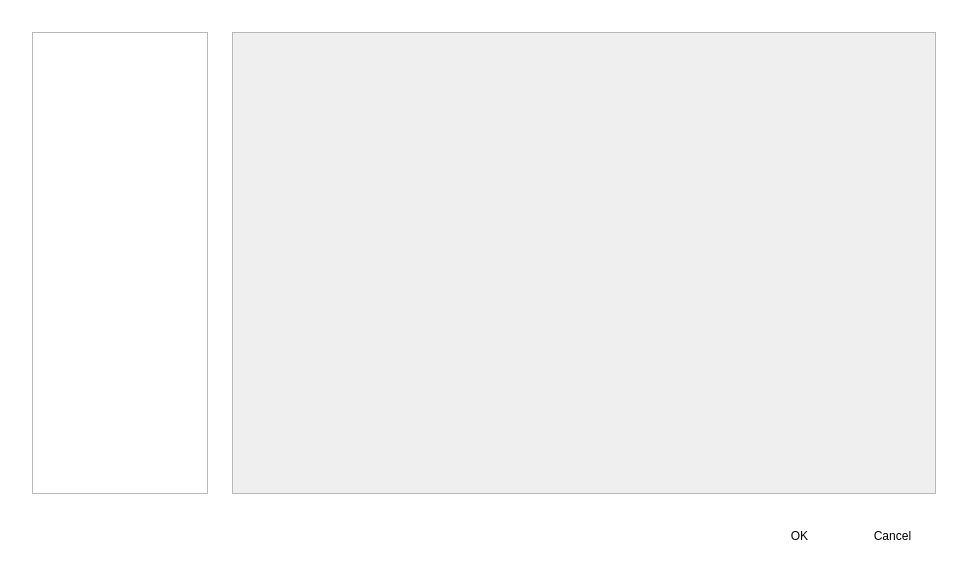
Qt form gui/elements/env_dialog/env_dialog.ui (mohammedsalah-ai/RLGUI) before a commit.
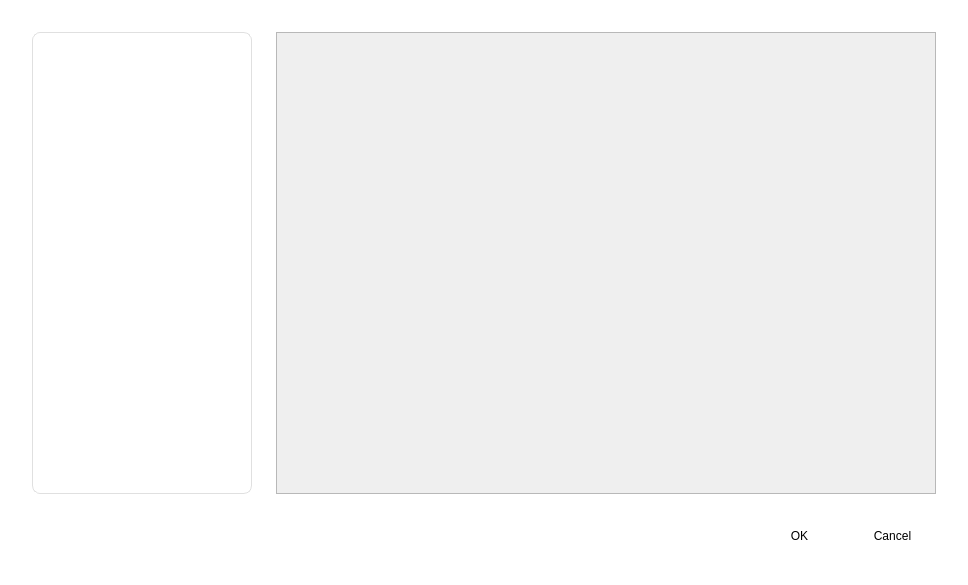
The same form after that commit.

Commit message: update: env JSON schemam list view styling and env icons

```diff
--- a/gui/elements/env_dialog/env_dialog.ui
+++ b/gui/elements/env_dialog/env_dialog.ui
@@ -44,12 +44,77 @@
     <number>24</number>
    </property>
    <item row="0" column="0">
-    <layout class="QHBoxLayout" name="horizontalLayout" stretch="1,4">
+    <layout class="QHBoxLayout" name="horizontalLayout" stretch="1,3">
      <property name="spacing">
       <number>24</number>
      </property>
      <item>
-      <widget class="QListView" name="envSelectionListView"/>
+      <widget class="QListView" name="envSelectionListView">
+       <property name="styleSheet">
+        <string notr="true">QListView {
+    background-color: #ffffff;
+    border: 1px solid #e0e0e0;
+    border-radius: 8px;
+    padding: 0;
+    font-size: 14px;
+    color: #555555;
+    outline: 0;
+    alternate-background-color: #ffffff; /* Disable alternate colors */
+}
+
+QListView::item {
+    background-color: #ffffff;
+    border: none;
+    border-bottom: 1px solid #e8e8e8; /* Gray separator between items */
+    padding: 12px 15px;
+    margin: 0;
+    height: 30px;
+}
+
+QListView::item:hover {
+    background-color: #f8f8f8;
+    color: #333333;
+}
+
+QListView::item:selected {
+    background-color: #f0f0f0;
+    color: #222222;
+    border-bottom: 1px solid #e0e0e0;
+}
+
+QListView::item:selected:active {
+    background-color: #e8e8e8;
+}
+
+/* Remove the dotted focus rectangle */
+QListView::item:focus {
+    outline: none;
+}
+
+/* Custom scrollbar to match the style */
+QScrollBar:vertical {
+    border: none;
+    background: #ffffff;
+    width: 10px;
+    margin: 0;
+}
+
+QScrollBar::handle:vertical {
+    background: #d0d0d0;
+    min-height: 30px;
+    border-radius: 5px;
+}
+
+QScrollBar::add-line:vertical, QScrollBar::sub-line:vertical {
+    height: 0;
+    background: none;
+}
+
+QScrollBar::add-page:vertical, QScrollBar::sub-page:vertical {
+    background: none;
+}</string>
+       </property>
+      </widget>
      </item>
      <item>
       <widget class="QScrollArea" name="envDescriptionScrollArea">
@@ -61,7 +126,7 @@
          <rect>
           <x>0</x>
           <y>0</y>
-          <width>700</width>
+          <width>656</width>
           <height>454</height>
          </rect>
         </property>
```
The commit also changes 10 other files.
